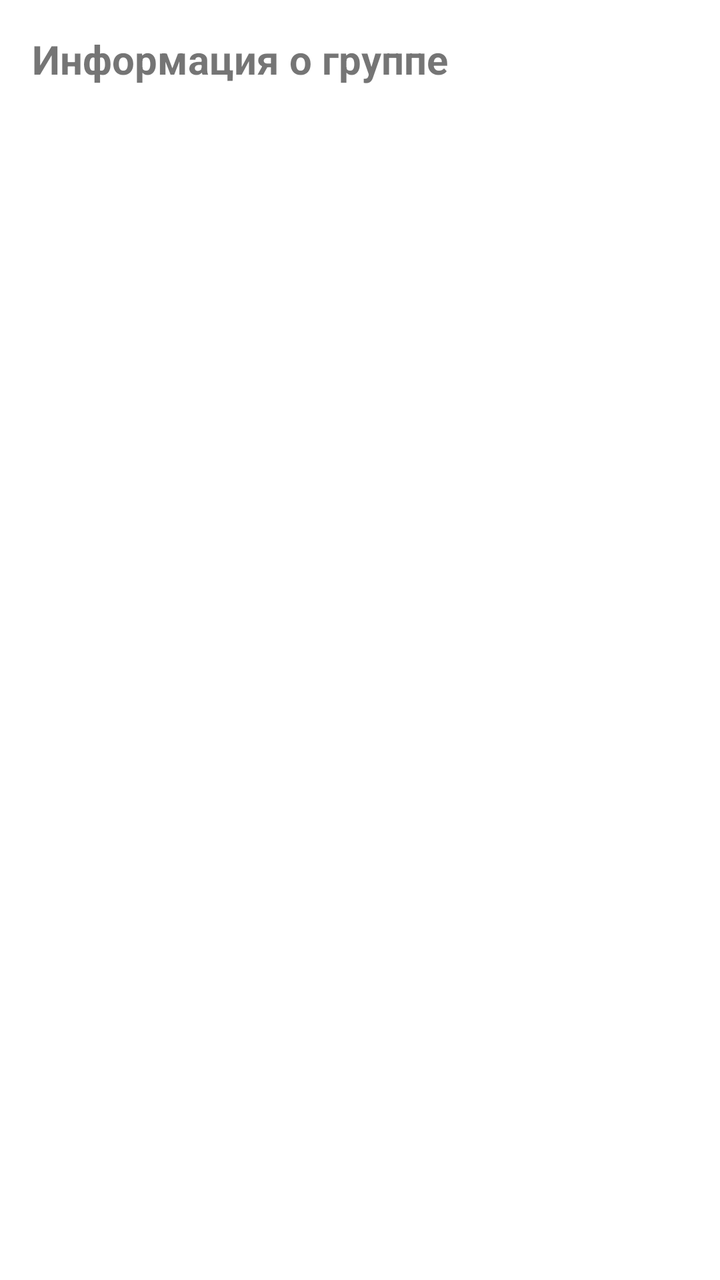
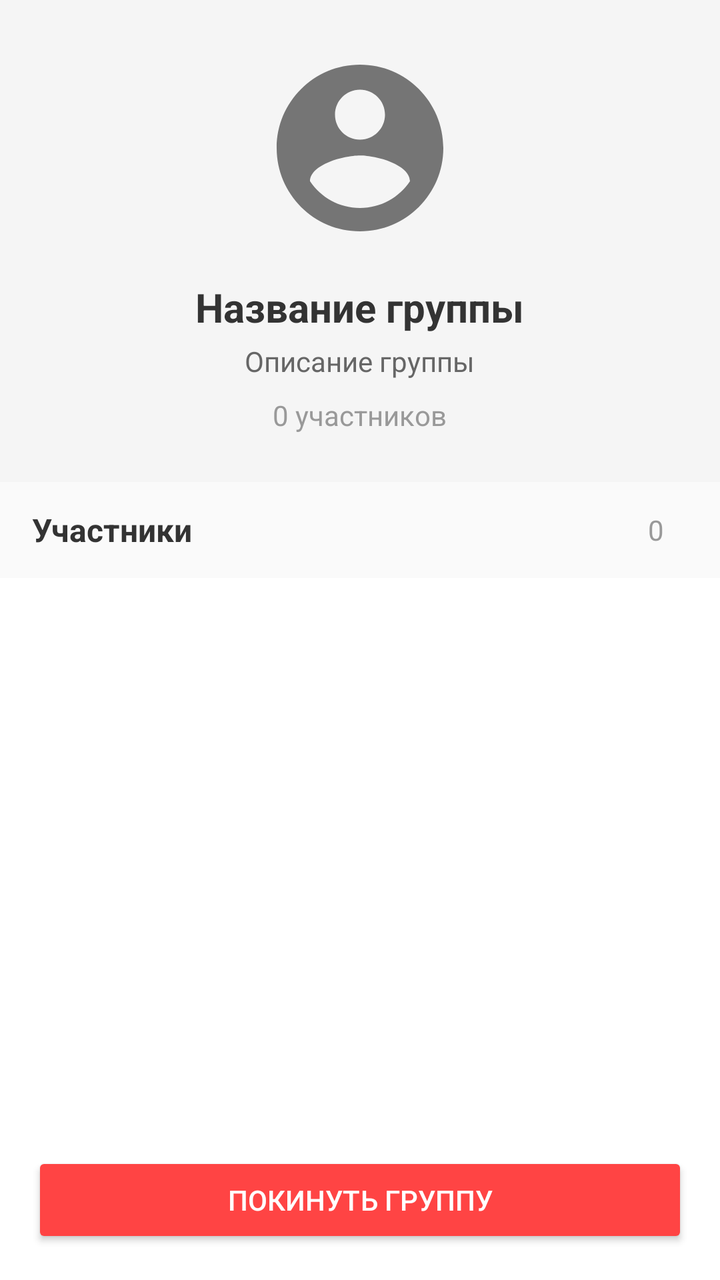

An Android layout rendered at two revisions. The XML below is the earlier revision; the diff shows what the commit changed to produce the second picture.
<!-- AndroidManifest.xml: activity theme Theme.MyTelegram.NoActionBar -->
<!-- res/layout/activity_group_info.xml -->
<?xml version="1.0" encoding="utf-8"?>
<LinearLayout xmlns:android="http://schemas.android.com/apk/res/android"
    android:orientation="vertical"
    android:layout_width="match_parent"
    android:layout_height="match_parent"
    android:padding="16dp">

    <TextView

        android:text="Информация о группе"
        android:textSize="20sp"
        android:textStyle="bold"
        android:layout_width="match_parent"
        android:layout_height="wrap_content"
        android:layout_marginBottom="16dp"/>

    <TextView
        android:id="@+id/groupInfoText"
        android:layout_width="match_parent"
        android:layout_height="wrap_content"
        android:textSize="16sp"/>

</LinearLayout>
<!-- resources referenced by this layout -->
<resources>
  <style name="Theme.MyTelegram.NoActionBar">
          <item name="windowActionBar">false</item>
          <item name="windowNoTitle">true</item>
      </style>
</resources>

<!-- the commit's change to res/layout/activity_group_info.xml (unified diff, before → after) -->
@@ -1,23 +1,122 @@
 <?xml version="1.0" encoding="utf-8"?>
 <LinearLayout xmlns:android="http://schemas.android.com/apk/res/android"
-    android:orientation="vertical"
+    xmlns:app="http://schemas.android.com/apk/res-auto"
     android:layout_width="match_parent"
     android:layout_height="match_parent"
-    android:padding="16dp">
+    android:orientation="vertical"
+    android:background="#FFFFFF">
 
-    <TextView
-
-        android:text="Информация о группе"
-        android:textSize="20sp"
-        android:textStyle="bold"
+    
+    <LinearLayout
         android:layout_width="match_parent"
         android:layout_height="wrap_content"
-        android:layout_marginBottom="16dp"/>
+        android:orientation="vertical"
+        android:gravity="center"
+        android:padding="24dp"
+        android:background="#F5F5F5">
 
-    <TextView
-        android:id="@+id/groupInfoText"
+        <ImageView
+            android:id="@+id/groupAvatar"
+            android:layout_width="100dp"
+            android:layout_height="100dp"
+            android:src="@drawable/ic_person"
+            android:scaleType="centerCrop"
+            android:clipToOutline="true"
+            android:outlineProvider="background"
+            android:layout_marginBottom="16dp" />
+
+        <TextView
+            android:id="@+id/groupName"
+            android:layout_width="wrap_content"
+            android:layout_height="wrap_content"
+            android:text="Название группы"
+            android:textSize="20sp"
+            android:textStyle="bold"
+            android:textColor="#333333"
+            android:layout_marginBottom="4dp" />
+
+        <TextView
+            android:id="@+id/groupDescription"
+            android:layout_width="wrap_content"
+            android:layout_height="wrap_content"
+            android:text="Описание группы"
+            android:textSize="14sp"
+            android:textColor="#666666"
+            android:layout_marginBottom="8dp" />
+
+        <TextView
+            android:id="@+id/groupMembersCount"
+            android:layout_width="wrap_content"
+            android:layout_height="wrap_content"
+            android:text="0 участников"
+            android:textSize="14sp"
+            android:textColor="#999999" />
+
+    </LinearLayout>
+
+    
+    <LinearLayout
+        android:layout_width="match_parent"
+        android:layout_height="48dp"
+        android:orientation="horizontal"
+        android:gravity="center_vertical"
+        android:paddingStart="16dp"
+        android:paddingEnd="16dp"
+        android:background="#FAFAFA">
+
+        <TextView
+            android:layout_width="0dp"
+            android:layout_height="wrap_content"
+            android:layout_weight="1"
+            android:text="Участники"
+            android:textSize="16sp"
+            android:textStyle="bold"
+            android:textColor="#333333" />
+
+        <TextView
+            android:id="@+id/memberCountBadge"
+            android:layout_width="wrap_content"
+            android:layout_height="wrap_content"
+            android:text="0"
+            android:textSize="14sp"
+            android:textColor="#999999"
+            android:layout_marginEnd="12dp" />
+
+        <Button
+            android:id="@+id/addMemberButton"
+            android:layout_width="wrap_content"
+            android:layout_height="36dp"
+            android:text="+ Добавить"
+            android:textSize="12sp"
+            android:visibility="gone"
+            android:layout_marginEnd="8dp" />
+
+    </LinearLayout>
+
+    
+    <androidx.recyclerview.widget.RecyclerView
+        android:id="@+id/membersRecyclerView"
+        android:layout_width="match_parent"
+        android:layout_height="0dp"
+        android:layout_weight="1"
+        android:padding="8dp" />
+
+    
+    <ProgressBar
+        android:id="@+id/progressBar"
+        android:layout_width="wrap_content"
+        android:layout_height="wrap_content"
+        android:layout_gravity="center"
+        android:visibility="gone" />
+
+    
+    <Button
+        android:id="@+id/leaveGroupButton"
         android:layout_width="match_parent"
         android:layout_height="wrap_content"
-        android:textSize="16sp"/>
+        android:layout_margin="16dp"
+        android:text="Покинуть группу"
+        android:textColor="#FFFFFF"
+        android:backgroundTint="#FF4444" />
 
 </LinearLayout>
<!-- resource entries referenced after the edit -->
@@ -1,5 +1,17 @@
 <!-- resources referenced by this layout -->
 <resources>
+  <!-- drawable ic_person (drawable) -->
+  <?xml version="1.0" encoding="utf-8"?>
+  <vector xmlns:android="http://schemas.android.com/apk/res/android"
+      android:width="24dp"
+      android:height="24dp"
+      android:viewportWidth="24"
+      android:viewportHeight="24"
+      android:tint="#757575">
+      <path
+          android:fillColor="@android:color/white"
+          android:pathData="M12,2C6.48,2 2,6.48 2,12s4.48,10 10,10 10,-4.48 10,-10S17.52,2 12,2zM12,5c1.66,0 3,1.34 3,3s-1.34,3 -3,3 -3,-1.34 -3,-3 1.34,-3 3,-3zM12,19.2c-2.5,0 -4.71,-1.28 -6,-3.22 0.03,-1.99 4,-3.08 6,-3.08 1.99,0 5.97,1.09 6,3.08 -1.29,1.94 -3.5,3.22 -6,3.22z"/>
+  </vector>
   <style name="Theme.MyTelegram.NoActionBar">
           <item name="windowActionBar">false</item>
           <item name="windowNoTitle">true</item>
